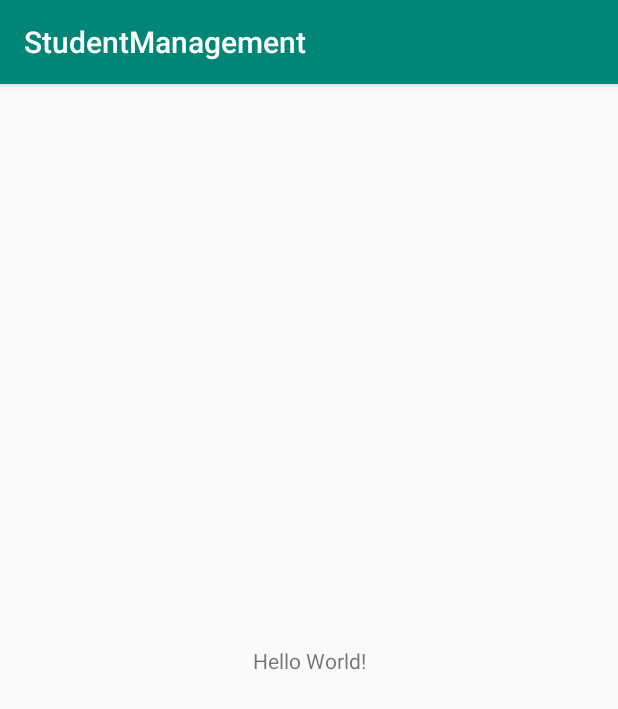
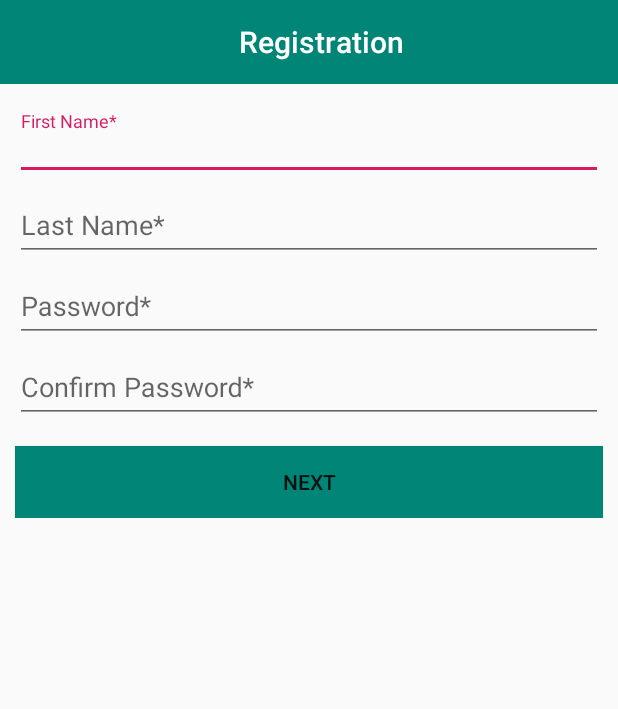
Before and after one commit to SamiranKumar/Student-Management, an Android app: the screen it shows after launch (MainActivity before the commit, RegistrationDetailsActivity after it), on a phone screen of 412 x 824 dp. Shown: the top 709 px of the screen. Run offline under Robolectric (Android 15) with nearby library versions, the phone set to English and light mode, and no system bars; our stand-ins replace ButterKnife, Room's generated code; libraries missing offline, so code that uses them is left out: android.arch.persistence.

Commit message:
implement reg UI

```diff
--- a/StudentManagement/app/build.gradle
+++ b/StudentManagement/app/build.gradle
@@ -29,6 +29,7 @@ android {
 dependencies {
     implementation fileTree(dir: 'libs', include: ['*.jar'])
     implementation 'com.android.support:appcompat-v7:28.0.0'
+    implementation 'com.android.support:design:28.0.0'
     implementation 'com.android.support.constraint:constraint-layout:1.1.3'
     testImplementation 'junit:junit:4.12'
     androidTestImplementation 'com.android.support.test:runner:1.0.2'
--- a/StudentManagement/app/src/main/AndroidManifest.xml
+++ b/StudentManagement/app/src/main/AndroidManifest.xml
@@ -17,6 +17,7 @@
                 <category android:name="android.intent.category.LAUNCHER" />
             </intent-filter>
         </activity>
+        <activity android:name=".ui.auth.reg.RegistrationDetailsActivity"/>
     </application>
 
 </manifest>
--- a/StudentManagement/app/src/main/java/com/skh/appsghor/studentmanagement/ui/MainActivity.java
+++ b/StudentManagement/app/src/main/java/com/skh/appsghor/studentmanagement/ui/MainActivity.java
@@ -1,9 +1,11 @@
 package com.skh.appsghor.studentmanagement.ui;
 
+import android.content.Intent;
 import android.support.v7.app.AppCompatActivity;
 import android.os.Bundle;
 
 import com.skh.appsghor.studentmanagement.R;
+import com.skh.appsghor.studentmanagement.ui.auth.reg.RegistrationDetailsActivity;
 
 public class MainActivity extends AppCompatActivity {
 
@@ -11,5 +13,7 @@ public class MainActivity extends AppCompatActivity {
     protected void onCreate(Bundle savedInstanceState) {
         super.onCreate(savedInstanceState);
         setContentView(R.layout.activity_main);
+
+        startActivity(new Intent(getApplicationContext(), RegistrationDetailsActivity.class));
     }
 }
--- /dev/null
+++ b/StudentManagement/app/src/main/java/com/skh/appsghor/studentmanagement/ui/auth/reg/IPresenterRegistrationDetails.java
@@ -0,0 +1,14 @@
+package com.skh.appsghor.studentmanagement.ui.auth.reg;
+
+
+public interface IPresenterRegistrationDetails {
+
+    void setTittle();
+
+    void registrationUserDetailsWithReferral(
+            String first_name,
+            String last_name,
+            String password,
+            String confirmPassword
+    );
+}
--- /dev/null
+++ b/StudentManagement/app/src/main/java/com/skh/appsghor/studentmanagement/ui/auth/reg/IViewRegistrationDetails.java
@@ -0,0 +1,24 @@
+package com.skh.appsghor.studentmanagement.ui.auth.reg;
+
+
+public interface IViewRegistrationDetails {
+
+    void setTittle(String tittle);
+
+    void setSubmitBtnEnableDisabled(boolean isActive);
+
+    void reSetInputField(String first_name, String last_name, String email, String password, String confirmPassword);
+
+    void setErrorFirstName(String message);
+
+    void setErrorLastName(String message);
+
+    void setErrorPassword(String message);
+
+    void setErrorConfirmPassword(String message);
+
+    void showProgressBar();
+
+    void hideProgressBar();
+
+}
--- /dev/null
+++ b/StudentManagement/app/src/main/java/com/skh/appsghor/studentmanagement/ui/auth/reg/PresenterRegistrationDetails.java
@@ -0,0 +1,44 @@
+package com.skh.appsghor.studentmanagement.ui.auth.reg;
+
+
+import static com.skh.appsghor.studentmanagement.util.LogUtil.logPrint;
+
+public class PresenterRegistrationDetails implements IPresenterRegistrationDetails {
+
+    private IViewRegistrationDetails iViewRegistrationDetails;
+    private PresenterRegistrationDetailsValidation presenterRegistrationDetailsValidation;
+
+    public PresenterRegistrationDetails(IViewRegistrationDetails iViewRegistrationDetails) {
+        this.iViewRegistrationDetails = iViewRegistrationDetails;
+        presenterRegistrationDetailsValidation = new PresenterRegistrationDetailsValidation(iViewRegistrationDetails);
+    }
+
+    @Override
+    public void setTittle() {
+        iViewRegistrationDetails.setTittle("User Registration");
+    }
+
+
+
+    @Override
+    public void registrationUserDetailsWithReferral(String first_name, String last_name,  String password, String confirmPassword) {
+        iViewRegistrationDetails.showProgressBar();
+
+
+        logPrint("first_name :" + " " + first_name);
+        logPrint("last_name :" + " " + last_name);
+        logPrint("password :" + " " + password);
+        logPrint("confirmPassword :" + " " + confirmPassword);
+
+
+        if (!presenterRegistrationDetailsValidation.registrationUserDtailsValidation(
+                first_name, last_name, password, confirmPassword)) {
+            return;
+        }
+
+
+
+
+    }
+
+}
--- /dev/null
+++ b/StudentManagement/app/src/main/java/com/skh/appsghor/studentmanagement/ui/auth/reg/PresenterRegistrationDetailsValidation.java
@@ -0,0 +1,84 @@
+package com.skh.appsghor.studentmanagement.ui.auth.reg;
+
+
+public class PresenterRegistrationDetailsValidation {
+
+    public static int PASSWORD_MIN_LENGTH = 4;
+    public static int PASSWORD_MAX_LENGTH = 15;
+
+    private static int mmnChar = PASSWORD_MIN_LENGTH + 1;
+
+    public static String NAME_VALIDATION = "Please Provide Name";
+
+    public static String GENDER_VALIDATION = "Please Provide Your Gender";
+    public static String NOT_SAME_PASSWORD = "New Password & Confirm Password are Not Same!";
+    public static String PASSWORD_PROVIDE = "Please Provide Password at last " + mmnChar + " char";
+    public static String CONFIRM_PASSWORD_PROVIDE = "Please Provide Confirm Password at last " + mmnChar + " char";
+
+
+    private IViewRegistrationDetails iViewRegistrationDetails;
+
+
+    public PresenterRegistrationDetailsValidation(IViewRegistrationDetails iViewRegistrationDetails) {
+        this.iViewRegistrationDetails = iViewRegistrationDetails;
+    }
+
+    public boolean registrationUserDtailsValidation(String first_name, String last_name, String password, String confirmPassword) {
+        if (firstNameValidation(first_name) && lastNameValidation(last_name) &&
+                passwordValidation(password) && confirmPasswordValidation(confirmPassword, password)) {
+            return true;
+        } else {
+            iViewRegistrationDetails.hideProgressBar();
+            return false;
+        }
+
+    }
+
+
+    private boolean firstNameValidation(CharSequence text) {
+        if (text.length() > 0) {
+            return true;
+        } else {
+            iViewRegistrationDetails.setErrorFirstName(NAME_VALIDATION);
+            return false;
+        }
+    }
+
+    private boolean lastNameValidation(CharSequence text) {
+        if (text.length() > 0) {
+            return true;
+        } else {
+            iViewRegistrationDetails.setErrorLastName(NAME_VALIDATION);
+            return false;
+
+        }
+    }
+
+
+    private boolean passwordValidation(CharSequence text) {
+        if (text.length() >= PASSWORD_MIN_LENGTH && text.length() <= PASSWORD_MAX_LENGTH) {
+            return true;
+        } else {
+            iViewRegistrationDetails.setErrorPassword(PASSWORD_PROVIDE);
+            return false;
+        }
+    }
+
+    private boolean confirmPasswordValidation(String confirmPassword, String password) {
+        if (confirmPassword.length() >= PASSWORD_MIN_LENGTH && confirmPassword.length() <= PASSWORD_MAX_LENGTH) {
+
+            if (confirmPassword.equals(password)) {
+                return true;
+            } else {
+                iViewRegistrationDetails.setErrorConfirmPassword(NOT_SAME_PASSWORD);
+                return false;
+            }
+        } else {
+
+            iViewRegistrationDetails.setErrorConfirmPassword(CONFIRM_PASSWORD_PROVIDE);
+            return false;
+        }
+    }
+
+
+}
--- /dev/null
+++ b/StudentManagement/app/src/main/java/com/skh/appsghor/studentmanagement/ui/auth/reg/RegistrationDetailsActivity.java
@@ -0,0 +1,191 @@
+package com.skh.appsghor.studentmanagement.ui.auth.reg;
+
+import android.app.Activity;
+import android.os.Bundle;
+import android.support.v7.app.AppCompatActivity;
+import android.support.v7.widget.Toolbar;
+import android.text.Editable;
+import android.text.TextWatcher;
+import android.widget.Button;
+import android.widget.EditText;
+import android.widget.Toast;
+
+import com.skh.appsghor.studentmanagement.R;
+
+import butterknife.BindView;
+import butterknife.ButterKnife;
+import butterknife.OnClick;
+
+import static com.skh.appsghor.studentmanagement.util.ViewUtil.getTextFormEditText;
+import static com.skh.appsghor.studentmanagement.util.ViewUtil.setRequestFocus;
+
+
+public class RegistrationDetailsActivity extends AppCompatActivity implements IViewRegistrationDetails {
+
+    @BindView(R.id.toolbar)
+    Toolbar toolbar;
+    @BindView(R.id.button_submit)
+    Button button_submit;
+    @BindView(R.id.et_first_name)
+    EditText et_first_name;
+    @BindView(R.id.et_last_name)
+    EditText et_last_name;
+
+    @BindView(R.id.et_password)
+    EditText et_password;
+    @BindView(R.id.et_confirm_password)
+    EditText et_confirm_password;
+
+    private Activity activity;
+
+    private IPresenterRegistrationDetails iPresenterRegistrationDetails;
+
+
+    @Override
+    protected void onCreate(Bundle savedInstanceState) {
+        super.onCreate(savedInstanceState);
+        setContentView(R.layout.activity_registration);
+        ButterKnife.bind(this);
+        activity = this;
+        iPresenterRegistrationDetails = new PresenterRegistrationDetails(this);
+        iPresenterRegistrationDetails.setTittle();
+
+        et_first_name.addTextChangedListener(textWatcher);
+        et_last_name.addTextChangedListener(textWatcher);
+
+        et_password.addTextChangedListener(textWatcher);
+        et_confirm_password.addTextChangedListener(textWatcher);
+
+
+        button_submit.setClickable(false);
+        button_submit.setBackgroundResource(R.drawable.btn_submit_disabled_bg);
+
+        setSubmitBtnEnableDisabled(true);
+
+    }
+
+
+    @Override
+    public void setSubmitBtnEnableDisabled(boolean isActive) {
+        if (isActive) {
+            button_submit.setClickable(true);
+            button_submit.setBackgroundResource(R.color.colorPrimary);
+        } else {
+            button_submit.setClickable(false);
+            button_submit.setBackgroundResource(R.drawable.btn_submit_disabled_bg);
+        }
+    }
+
+    @Override
+    public void setTittle(String tittle) {
+        setSupportActionBar(toolbar);
+        getSupportActionBar().setTitle(tittle);
+
+    }
+
+    @Override
+    public void reSetInputField(String first_name, String last_name, String email, String password, String confirmPassword) {
+        et_first_name.setText(first_name);
+        et_last_name.setText(last_name);
+        et_password.setText(password);
+        et_confirm_password.setText(confirmPassword);
+    }
+
+    @Override
+    public void setErrorFirstName(String message) {
+        et_first_name.setError(message);
+        setRequestFocus(et_first_name);
+    }
+
+    @Override
+    public void setErrorLastName(String message) {
+        et_last_name.setError(message);
+        setRequestFocus(et_last_name);
+    }
+
+
+
+    @Override
+    public void setErrorPassword(String message) {
+        et_password.setError(message);
+        setRequestFocus(et_password);
+    }
+
+    @Override
+    public void setErrorConfirmPassword(String message) {
+        et_confirm_password.setError(message);
+        setRequestFocus(et_confirm_password);
+    }
+
+
+    @OnClick(R.id.button_submit)
+    void clickReg() {
+
+        iPresenterRegistrationDetails.registrationUserDetailsWithReferral(
+                getTextFormEditText(et_first_name),
+                getTextFormEditText(et_last_name),
+                getTextFormEditText(et_password),
+                getTextFormEditText(et_confirm_password)
+        );
+
+
+    }
+
+
+    private TextWatcher textWatcher = new TextWatcher() {
+        @Override
+        public void beforeTextChanged(CharSequence charSequence, int i, int i1, int i2) {
+
+        }
+
+        @Override
+        public void onTextChanged(CharSequence charSequence, int i, int i1, int i2) {
+
+        }
+
+        @Override
+        public void afterTextChanged(Editable editable) {
+            if (et_first_name.getText().hashCode() == editable.hashCode()) {
+                et_first_name.setError(null);
+
+            } else if (et_last_name.getText().hashCode() == editable.hashCode()) {
+
+                et_last_name.setError(null);
+            }
+           else if (et_password.getText().hashCode() == editable.hashCode()) {
+
+                et_password.setError(null);
+
+            } else if (et_confirm_password.getText().hashCode() == editable.hashCode()) {
+                et_confirm_password.setError(null);
+
+            }
+
+
+        }
+    };
+
+
+    @Override
+    public void onBackPressed() {
+        Toast.makeText(activity, "Please Complete Your Registration!", Toast.LENGTH_LONG).show();
+    }
+
+
+    @Override
+    public void showProgressBar() {
+
+
+    }
+
+    @Override
+    public void hideProgressBar() {
+
+    }
+
+    @Override
+    protected void onDestroy() {
+        super.onDestroy();
+    }
+
+}
--- /dev/null
+++ b/StudentManagement/app/src/main/res/drawable/btn_submit_disabled_bg.xml
@@ -0,0 +1,10 @@
+<?xml version="1.0" encoding="utf-8"?>
+<shape xmlns:android="http://schemas.android.com/apk/res/android"
+    android:shape="rectangle">
+    <corners android:radius="3dp" />
+    <solid android:color="@color/submit_btn_color_disabled" />
+
+    <stroke
+        android:width="1dp"
+        android:color="@color/gray_transparent" />
+</shape>
--- /dev/null
+++ b/StudentManagement/app/src/main/res/layout/activity_registration.xml
@@ -0,0 +1,130 @@
+<?xml version="1.0" encoding="utf-8"?>
+<RelativeLayout xmlns:android="http://schemas.android.com/apk/res/android"
+    android:layout_width="match_parent"
+    android:layout_height="match_parent">
+
+    <RelativeLayout
+        android:layout_width="match_parent"
+        android:layout_height="match_parent">
+
+        <android.support.v7.widget.Toolbar
+            android:id="@+id/toolbar"
+            android:layout_width="match_parent"
+            android:layout_height="?attr/actionBarSize"
+            android:background="?attr/colorPrimary">
+
+            <LinearLayout
+                android:layout_width="match_parent"
+                android:layout_height="wrap_content"
+                android:orientation="horizontal">
+
+                <LinearLayout
+                    android:layout_width="match_parent"
+                    android:layout_height="wrap_content"
+                    android:layout_gravity="center">
+
+                    <TextView
+                        style="@style/TextAppearance.AppCompat.Widget.ActionBar.Title"
+                        android:layout_width="match_parent"
+                        android:layout_height="wrap_content"
+                        android:gravity="center"
+                        android:text="Registration"
+                        android:textColor="@color/colorWhite" />
+                </LinearLayout>
+            </LinearLayout>
+        </android.support.v7.widget.Toolbar>
+
+
+        <ScrollView
+            android:layout_width="match_parent"
+            android:layout_height="wrap_content"
+            android:layout_below="@+id/toolbar">
+
+
+            <LinearLayout
+                android:id="@+id/ll_form"
+                android:layout_width="match_parent"
+                android:layout_height="match_parent"
+                android:orientation="vertical"
+                android:padding="@dimen/size_10_dp">
+
+
+                <android.support.design.widget.TextInputLayout
+                    android:layout_width="match_parent"
+                    android:layout_height="wrap_content"
+                    android:layout_marginTop="8dp">
+
+                    <EditText
+                        android:id="@+id/et_first_name"
+                        android:layout_width="match_parent"
+                        android:layout_height="match_parent"
+                        android:hint="@string/first_name"
+                        android:paddingTop="0dp"
+                        android:singleLine="true" />
+
+                </android.support.design.widget.TextInputLayout>
+
+                <android.support.design.widget.TextInputLayout
+                    android:layout_width="match_parent"
+                    android:layout_height="wrap_content"
+                    android:layout_marginTop="8dp">
+
+                    <EditText
+                        android:id="@+id/et_last_name"
+                        android:layout_width="match_parent"
+                        android:layout_height="match_parent"
+                        android:hint="@string/last_name"
+                        android:paddingTop="0dp"
+                        android:singleLine="true"
+                        android:text="" />
+
+                </android.support.design.widget.TextInputLayout>
+
+
+                <android.support.design.widget.TextInputLayout
+                    android:layout_width="match_parent"
+                    android:layout_height="wrap_content"
+                    android:layout_marginTop="8dp">
+
+                    <EditText
+                        android:id="@+id/et_password"
+                        android:layout_width="match_parent"
+                        android:layout_height="match_parent"
+                        android:hint="@string/password"
+                        android:inputType="textPassword"
+                        android:paddingTop="0dp"
+                        android:singleLine="true" />
+
+                </android.support.design.widget.TextInputLayout>
+
+                <android.support.design.widget.TextInputLayout
+                    android:layout_width="match_parent"
+                    android:layout_height="wrap_content"
+                    android:layout_marginTop="8dp">
+
+                    <EditText
+                        android:id="@+id/et_confirm_password"
+                        android:layout_width="match_parent"
+                        android:layout_height="match_parent"
+                        android:hint="@string/confirm_password"
+                        android:inputType="textPassword"
+                        android:paddingTop="0dp"
+                        android:singleLine="true" />
+
+                </android.support.design.widget.TextInputLayout>
+
+
+                <Button
+                    android:id="@+id/button_submit"
+
+                    android:layout_width="match_parent"
+                    android:layout_height="match_parent"
+                    android:layout_marginTop="@dimen/size_15_dp"
+                    android:text="next" />
+
+            </LinearLayout>
+
+        </ScrollView>
+
+    </RelativeLayout>
+</RelativeLayout>
--- a/StudentManagement/app/src/main/res/values/colors.xml
+++ b/StudentManagement/app/src/main/res/values/colors.xml
@@ -3,4 +3,11 @@
     <color name="colorPrimary">#008577</color>
     <color name="colorPrimaryDark">#00574B</color>
     <color name="colorAccent">#D81B60</color>
+
+    <color name="colorWhite">#ffffff</color>
+    <color name="grayColor">#364046</color>
+
+    <color name="gray_transparent">#A6555555</color>
+    <color name="submit_btn_color_disabled">#b9292f35</color>
+
 </resources>
--- /dev/null
+++ b/StudentManagement/app/src/main/res/values/dimens.xml
@@ -0,0 +1,6 @@
+<?xml version="1.0" encoding="utf-8"?>
+<resources>
+    <dimen name="size_10_dp">10dp</dimen>
+    <dimen name="size_5_dp">5dp</dimen>
+    <dimen name="size_15_dp">15dp</dimen>
+</resources>
--- a/StudentManagement/app/src/main/res/values/strings.xml
+++ b/StudentManagement/app/src/main/res/values/strings.xml
@@ -1,3 +1,11 @@
 <resources>
-    <string name="app_name">StudentManagement</string>
+    <string name="app_name">Student Management</string>
+
+    <string name="name">Name</string>
+    <string name="first_name">First Name*</string>
+    <string name="last_name">Last Name*</string>
+    <string name="roll">Roll No</string>
+    <string name="password">Password*</string>
+    <string name="confirm_password">Confirm Password*</string>
+
 </resources>
--- a/StudentManagement/app/src/main/res/values/styles.xml
+++ b/StudentManagement/app/src/main/res/values/styles.xml
@@ -1,7 +1,7 @@
 <resources>
 
     <!-- Base application theme. -->
-    <style name="AppTheme" parent="Theme.AppCompat.Light.DarkActionBar">
+    <style name="AppTheme" parent="Theme.AppCompat.Light.NoActionBar">
         <!-- Customize your theme here. -->
         <item name="colorPrimary">@color/colorPrimary</item>
         <item name="colorPrimaryDark">@color/colorPrimaryDark</item>
```
Also changed, not shown: StudentManagement/app/src/main/java/com/skh/appsghor/studentmanagement/util/ViewUtil.java (added, +14 -0 lines), 1 other file.
